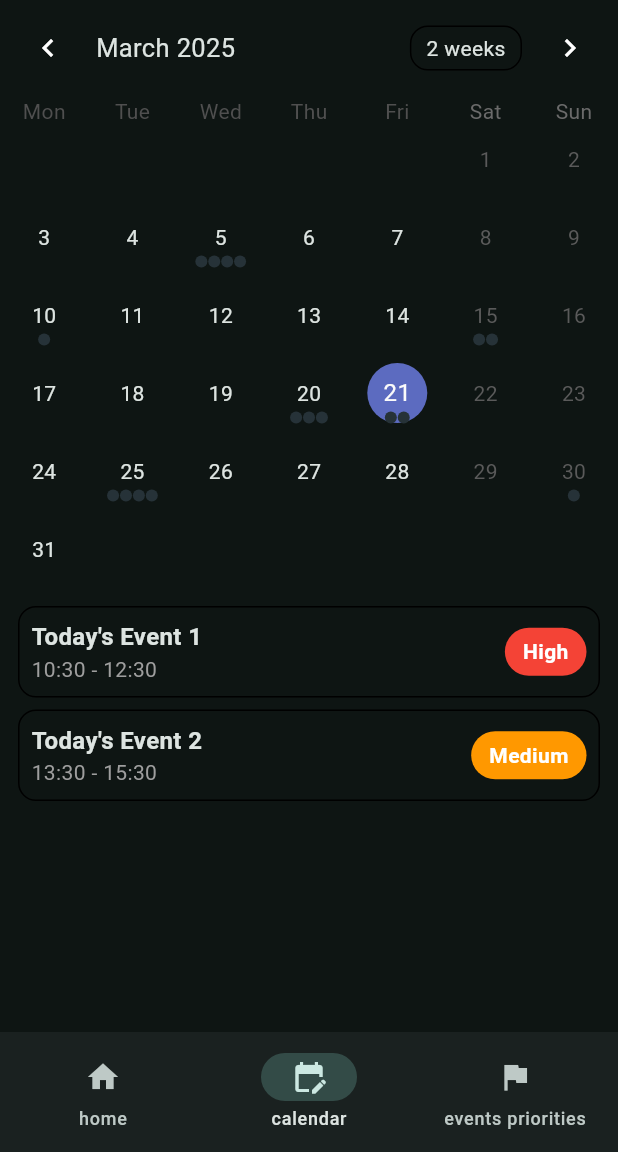
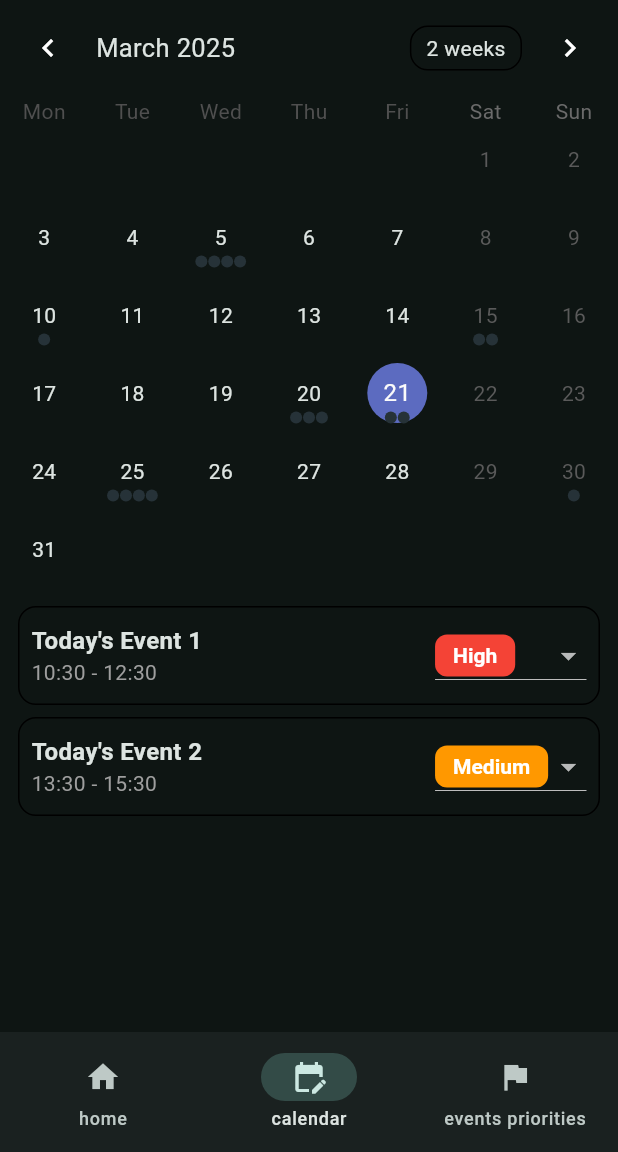
Before and after one commit to 43r361/chronos_frontend, a Flutter app: the screen it shows after launch, item 2 of the bottom bar chosen, on a phone screen of 412 x 824 dp, the part 84-1236 px from its top. Run offline on Flutter 3.47's test engine with Material 3 defaults, Android fonts, the phone set to English and light mode, and no system bars; drawn by our look-alikes of table_calendar.

Commit message:
priority tier drop down menu in main calendar page

```diff
--- a/lib/views/pages/calendar_page.dart
+++ b/lib/views/pages/calendar_page.dart
@@ -93,7 +93,6 @@ class _CalendarPageState extends State<CalendarPage> {
     }
   }
 
-
   @override
   Widget build(BuildContext context) {
     return Column(
@@ -153,7 +152,10 @@ class _CalendarPageState extends State<CalendarPage> {
                             children: [
                               Text(
                                 value[index].title,
-                                      style: const TextStyle(fontSize: 16, fontWeight: FontWeight.bold),
+                                style: const TextStyle(
+                                  fontSize: 16,
+                                  fontWeight: FontWeight.bold,
+                                ),
                               ),
                               Text(
                                 '${value[index].startTime.hour}:${value[index].startTime.minute.toString().padLeft(2, '0')} - '
@@ -162,21 +164,63 @@ class _CalendarPageState extends State<CalendarPage> {
                               ),
                             ],
                           ),
-                                Container(
-                                  padding: const EdgeInsets.symmetric(horizontal: 12, vertical: 6),
+                          DropdownButton<String>(
+                            value: value[index].priority,
+                            dropdownColor: Colors.white,
+                            style: const TextStyle(
+                              color: Colors.black,
+                              fontWeight: FontWeight.bold,
+                            ),
+                            onChanged: (newPriority) {
+                              if (newPriority != null) {
+                                setState(() {
+                                  value[index] = Event(
+                                    title: value[index].title,
+                                    startTime: value[index].startTime,
+                                    endTime: value[index].endTime,
+                                    priority: newPriority,
+                                  );
+                                  _selectedEvents.value = List.from(
+                                    value,
+                                  ); // Update UI
+                                });
+                              }
+                            },
+                            items:
+                                [
+                                  'Low',
+                                  'Medium',
+                                  'High',
+                                  'Critical',
+                                  'Optional',
+                                ] // Extendable List
+                                .map<DropdownMenuItem<String>>((
+                                  String priority,
+                                ) {
+                                  return DropdownMenuItem<String>(
+                                    value: priority,
+                                    child: Container(
+                                      padding: const EdgeInsets.symmetric(
+                                        horizontal: 12,
+                                        vertical: 6,
+                                      ),
                                       decoration: BoxDecoration(
-                                    color: _getPriorityColor(value[index].priority),
-                                    borderRadius: BorderRadius.circular(16),
+                                        color: _getPriorityColor(priority),
+                                        borderRadius: BorderRadius.circular(8),
                                       ),
                                       child: Text(
-                                    value[index].priority,
-                                    style: const TextStyle(color: Colors.white, fontWeight: FontWeight.bold),
+                                        priority,
+                                        style: const TextStyle(
+                                          color: Colors.white,
                                         ),
+                                      ),
+                                    ),
+                                  );
+                                }).toList(),
                           ),
                         ],
                       ),
-                          )
-
+                    ),
                   );
                 },
               );
```
Lines whose indentation alone changed are shown as unchanged.
